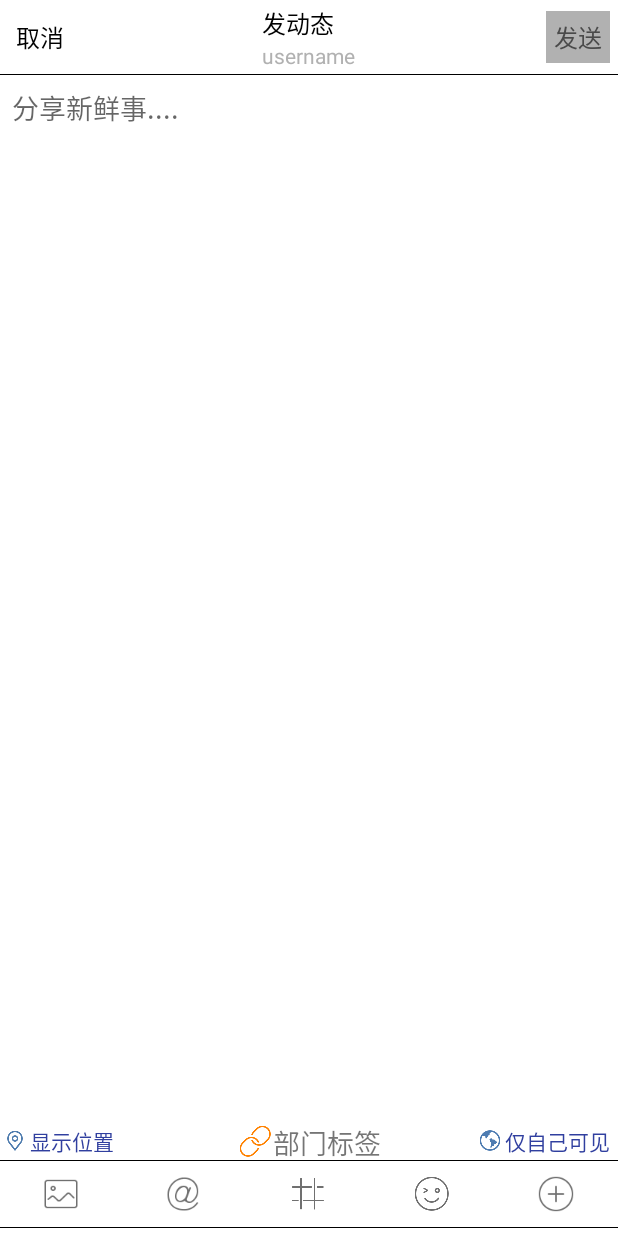
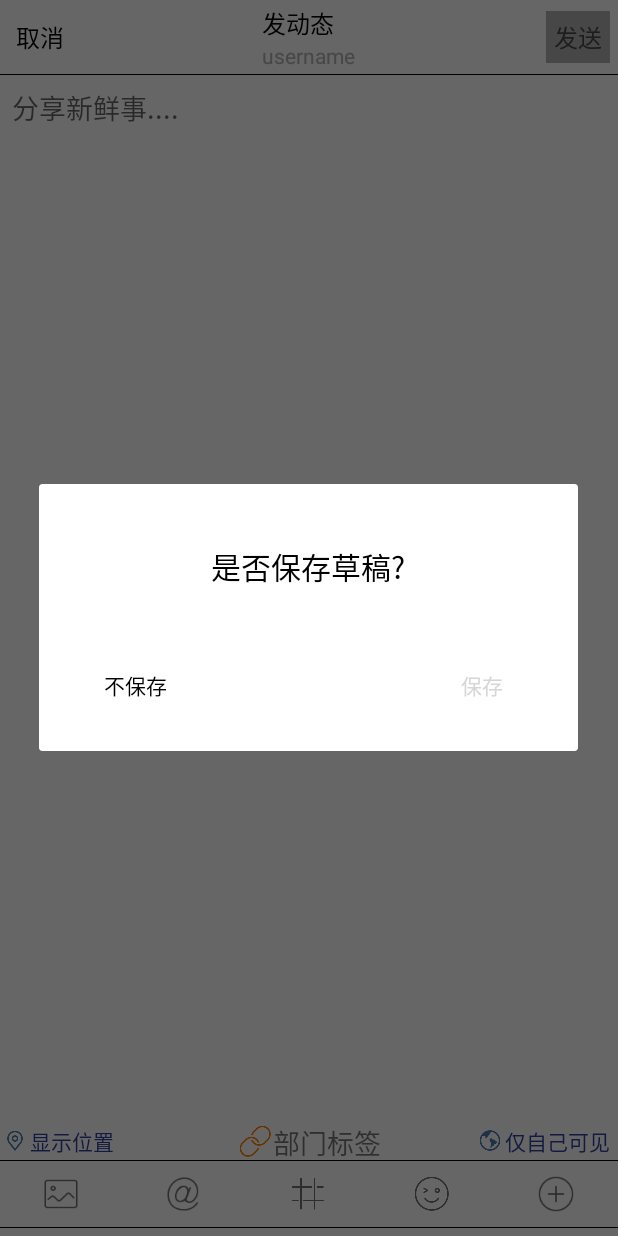
Before and after one commit to DangerMaker/MyApplication, an Android app: the PublishedActivity screen opened directly, with no data from a screen before it, after a tap on "取消", on a phone screen of 412 x 824 dp. Run offline under Robolectric (Android 15) with nearby library versions, the light colour scheme and no system bars; our stand-ins replace ButterKnife.

Commit message:
add  save comment

```diff
--- a/app/src/main/java/com/example/administrator/myapplication/ui/PublishedActivity.java
+++ b/app/src/main/java/com/example/administrator/myapplication/ui/PublishedActivity.java
@@ -1,8 +1,10 @@
 package com.example.administrator.myapplication.ui;
 
 import android.annotation.SuppressLint;
+import android.annotation.TargetApi;
 import android.app.AlertDialog;
 import android.content.Context;
+import android.content.DialogInterface;
 import android.content.Intent;
 import android.graphics.Bitmap;
 import android.graphics.BitmapFactory;
@@ -10,6 +12,7 @@ import android.graphics.Color;
 import android.graphics.Rect;
 import android.graphics.drawable.ColorDrawable;
 import android.net.Uri;
+import android.os.Build;
 import android.os.Bundle;
 import android.os.Environment;
 import android.os.Handler;
@@ -27,6 +30,7 @@ import android.view.inputmethod.InputMethodManager;
 import android.widget.AdapterView;
 import android.widget.AdapterView.OnItemClickListener;
 import android.widget.BaseAdapter;
+import android.widget.Button;
 import android.widget.EditText;
 import android.widget.GridView;
 import android.widget.ImageView;
@@ -144,24 +148,6 @@ public class PublishedActivity extends BackBaseActivity implements View.OnClickL
         });
     }
 
-    @Override
-    public void onClick(View v) {
-        switch (v.getId()) {
-            case R.id.btn_take_photo:
-                fromCamera();
-                menuWindow.dismiss();
-                break;
-            case R.id.btn_pick_photo:
-                fromPicture();
-                menuWindow.dismiss();
-                break;
-
-            case R.id.comment:
-                mAddEmojPage.setVisibility(View.GONE);
-                mAddMoreGrid.setVisibility(View.GONE);
-                break;
-        }
-    }
 
     private void fromCamera() {
         Intent openCameraIntent = new Intent(MediaStore.ACTION_IMAGE_CAPTURE);
@@ -325,7 +311,6 @@ public class PublishedActivity extends BackBaseActivity implements View.OnClickL
     private static final int TAKE_PICTURE = -1;
     private static final int ADD_MODLE = 0;
     private String path = "";
-    private String outputAvatarPath = "";
 
 
 
@@ -443,7 +428,47 @@ public class PublishedActivity extends BackBaseActivity implements View.OnClickL
 
     @OnClick(R.id.cancle)
     public void cancle(){
-        AlertDialog.Builder builder = new AlertDialog.Builder(this);
+        final AlertDialog.Builder builder = new AlertDialog.Builder(this);
+        View view = LayoutInflater.from(this).inflate(R.layout.layout_dialog_save_comment,null);
+        builder.setView(view);
+        Button noSave = (Button) view.findViewById(R.id.no_save);
+        Button save = (Button) view.findViewById(R.id.save);
+        noSave.setOnClickListener(this);
+        save.setOnClickListener(this);
+        builder.show();
+    }
+
+    @Override
+    protected void onDestroy() {
+        super.onDestroy();
+
+
+    }
+
+    @Override
+    public void onClick(View v) {
+        switch (v.getId()) {
+            case R.id.btn_take_photo:
+                fromCamera();
+                menuWindow.dismiss();
+                break;
+            case R.id.btn_pick_photo:
+                fromPicture();
+                menuWindow.dismiss();
+                break;
+            case R.id.comment:
+                mAddEmojPage.setVisibility(View.GONE);
+                mAddMoreGrid.setVisibility(View.GONE);
+                break;
+
+            case R.id.no_save:
+                finish();
+                break;
+            case R.id.save:
+
+                finish();
+                break;
+        }
     }
 
     /**
--- /dev/null
+++ b/app/src/main/res/layout/layout_dialog_save_comment.xml
@@ -0,0 +1,44 @@
+<?xml version="1.0" encoding="utf-8"?>
+<LinearLayout xmlns:android="http://schemas.android.com/apk/res/android"
+    android:layout_width="match_parent"
+    android:orientation="vertical"
+    android:layout_height="match_parent">
+    <TextView
+        android:layout_width="wrap_content"
+        android:layout_height="wrap_content"
+        android:layout_gravity="center"
+        android:layout_marginTop="40dp"
+        android:layout_marginBottom="40dp"
+        android:text="是否保存草稿?"
+        android:textColor="@color/colorBlack"
+        android:textSize="20sp"
+        />
+
+    <RelativeLayout
+        android:layout_width="match_parent"
+        android:layout_height="wrap_content">
+        <Button
+            android:layout_width="wrap_content"
+            android:layout_height="wrap_content"
+            android:text="不保存"
+            android:layout_alignParentLeft="true"
+            android:layout_marginLeft="20dp"
+            android:layout_marginBottom="20dp"
+            android:id="@+id/no_save"
+            android:background="@null"
+            android:textColor="@color/colorBlack"
+            />
+        <Button
+            android:layout_width="wrap_content"
+            android:layout_height="wrap_content"
+            android:background="@null"
+            android:text="保存"
+            android:layout_marginRight="20dp"
+            android:textColor="@color/error_color"
+            android:layout_marginBottom="20dp"
+            android:layout_alignParentRight="true"
+            android:id="@+id/save"
+            />
+    </RelativeLayout>
+
+</LinearLayout>
```
